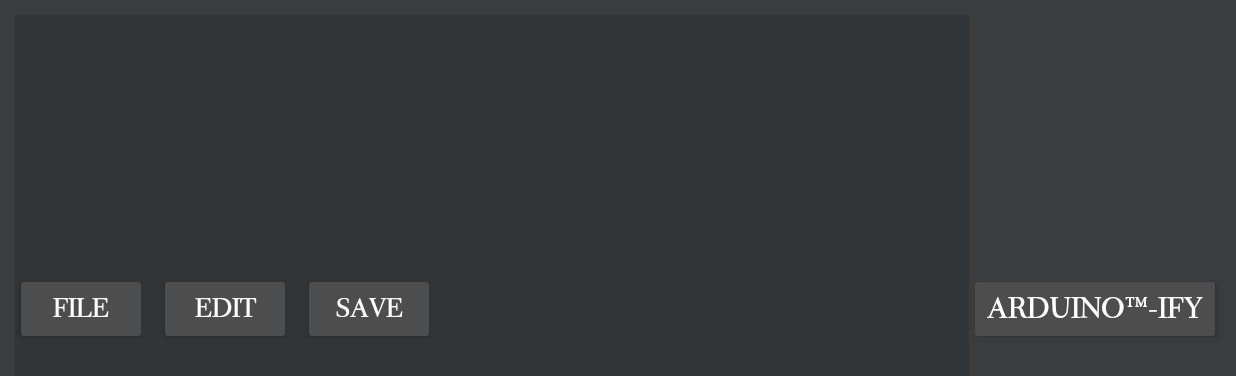
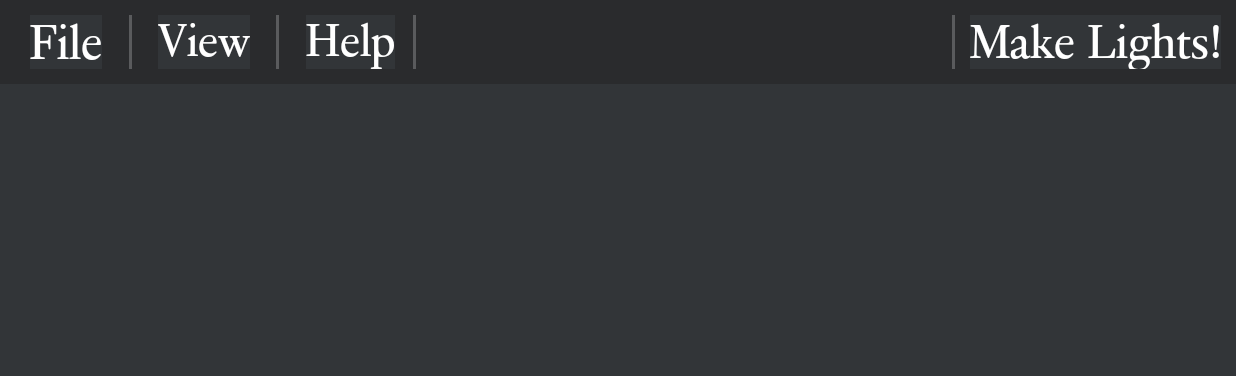
Before and after one commit to JonathanLacabe/LightNote, an Android app built with Jetpack Compose: the NewActivity screen opened directly, with no data from a screen before it, on a phone screen of 824 x 412 dp (held sideways). Shown: the top 376 px of the screen. Run offline under Robolectric (Android 15) with nearby library versions, the phone set to English and light mode, and no system bars.

Commit message:
made first page, but am commiting to fix a crash issue

```diff
--- a/app/src/main/res/layout/activity_new.xml
+++ b/app/src/main/res/layout/activity_new.xml
@@ -1,89 +1,106 @@
-<?xml version="1.0" encoding="utf-8"?>
-<androidx.constraintlayout.widget.ConstraintLayout xmlns:android="http://schemas.android.com/apk/res/android"
+<androidx.constraintlayout.widget.ConstraintLayout
+    xmlns:android="http://schemas.android.com/apk/res/android"
     xmlns:app="http://schemas.android.com/apk/res-auto"
-    xmlns:tools="http://schemas.android.com/tools"
-    android:layout_width="match_parent"
-    android:layout_height="match_parent"
-    android:theme="@style/Theme.LightNote"
-    tools:context=".NewActivity">
-
-    <!-- Top Buttons Row -->
-    <androidx.constraintlayout.widget.ConstraintLayout
     android:id="@+id/topButtonsLayout"
     android:layout_width="match_parent"
-        android:layout_height="wrap_content"
-        android:background="#3B3C3D"
+    android:layout_height="56dp"
+    android:background="#2A2B2D"
     android:padding="10dp">
 
     <!-- File Button -->
-    <Button
+    <TextView
         android:id="@+id/fileButton"
         android:layout_width="wrap_content"
         android:layout_height="wrap_content"
         android:text="File"
         android:textColor="#FFFFFF"
-        android:backgroundTint="#4D4D4D"
-        android:textSize="18sp"
+        android:textSize="32sp"
+        android:layout_marginStart="10dp"
     android:fontFamily="@font/quadriga_bq"
     app:layout_constraintStart_toStartOf="parent"
     app:layout_constraintTop_toTopOf="parent"
     app:layout_constraintBottom_toBottomOf="parent" />
 
-    <!-- Edit Button -->
-    <Button
-        android:id="@+id/editButton"
+    <!-- Divider 1 -->
+    <View
+        android:layout_width="2dp"
+        android:layout_height="match_parent"
+        android:background="#5A5B5D"
+        app:layout_constraintStart_toEndOf="@id/fileButton"
+        android:layout_marginStart="18dp" />
+
+    <!-- View Button -->
+    <TextView
+        android:id="@+id/viewButton"
         android:layout_width="wrap_content"
         android:layout_height="wrap_content"
-        android:text="Edit"
+        android:text="View"
         android:textColor="#FFFFFF"
-        android:backgroundTint="#4D4D4D"
-        android:textSize="18sp"
-        android:layout_marginStart="8dp"
+        android:textSize="30sp"
     android:fontFamily="@font/quadriga_bq"
     app:layout_constraintStart_toEndOf="@id/fileButton"
     app:layout_constraintTop_toTopOf="parent"
-        app:layout_constraintBottom_toBottomOf="parent" />
+    app:layout_constraintBottom_toBottomOf="parent"
+    android:layout_marginStart="37dp" />
 
-    <!-- Save Button -->
-    <Button
-        android:id="@+id/saveButton"
+    <!-- Divider 2 -->
+    <View
+        android:layout_width="2dp"
+        android:layout_height="match_parent"
+        android:background="#5A5B5D"
+        app:layout_constraintStart_toEndOf="@id/viewButton"
+        android:layout_marginStart="17dp" />
+
+    <!-- Help Button -->
+    <TextView
+        android:id="@+id/helpButton"
         android:layout_width="wrap_content"
         android:layout_height="wrap_content"
-        android:text="Save"
+        android:text="Help"
         android:textColor="#FFFFFF"
-        android:backgroundTint="#4D4D4D"
-        android:textSize="18sp"
-        android:layout_marginStart="8dp"
+        android:textSize="30sp"
     android:fontFamily="@font/quadriga_bq"
-        app:layout_constraintStart_toEndOf="@id/editButton"
+    app:layout_constraintStart_toEndOf="@id/viewButton"
     app:layout_constraintTop_toTopOf="parent"
-        app:layout_constraintBottom_toBottomOf="parent" />
+    app:layout_constraintBottom_toBottomOf="parent"
+    android:layout_marginStart="37dp" />
 
+    <!-- Divider 3 -->
+    <View
+        android:layout_width="2dp"
+        android:layout_height="match_parent"
+        android:background="#5A5B5D"
+        app:layout_constraintStart_toEndOf="@id/helpButton"
+        android:layout_marginStart="12dp" />
 
-    <!-- Empty Space (to be elaborated later) -->
-    <View
+    <!-- Spacer for Empty Area -->
+    <Space
         android:layout_width="0dp"
         android:layout_height="wrap_content"
-        app:layout_constraintStart_toEndOf="@id/redoButton"
+        app:layout_constraintStart_toEndOf="@id/helpButton"
         app:layout_constraintTop_toTopOf="parent"
         app:layout_constraintBottom_toBottomOf="parent"
-        app:layout_constraintEnd_toStartOf="@id/arduinoButton"
-        android:layout_marginStart="10dp" />
+        app:layout_constraintEnd_toStartOf="@id/makeLightsButton"
+        android:layout_marginStart="12dp" />
 
-    <!-- Arduino™-ify Button -->
-    <Button
-        android:id="@+id/arduinoButton"
+    <!-- Divider 4 -->
+    <View
+        android:layout_width="2dp"
+        android:layout_height="match_parent"
+        android:background="#5A5B5D"
+        app:layout_constraintStart_toStartOf="@id/makeLightsButton"
+        android:layout_marginStart="-12dp" />
+
+    <!-- Make Lights Button -->
+    <TextView
+        android:id="@+id/makeLightsButton"
         android:layout_width="wrap_content"
         android:layout_height="wrap_content"
-        android:text="Arduino™-ify"
+        android:text="Make Lights!"
         android:textColor="#FFFFFF"
-        android:backgroundTint="#4D4D4D"
-        android:textSize="20sp"
+        android:textSize="31sp"
     android:fontFamily="@font/quadriga_bq"
     app:layout_constraintEnd_toEndOf="parent"
     app:layout_constraintTop_toTopOf="parent"
     app:layout_constraintBottom_toBottomOf="parent" />
-
 </androidx.constraintlayout.widget.ConstraintLayout>
-
-    </androidx.constraintlayout.widget.ConstraintLayout>
```
Also changed, not shown: app/src/main/java/io/github/jonathanlacabe/lightnote/MainActivity.kt (+48 -12 lines), app/src/main/res/layout/activity_main.xml (+5 -5 lines), app/src/main/res/layout/file_menu.xml (added, +28 -0 lines). Lines whose indentation alone changed are shown as unchanged.
